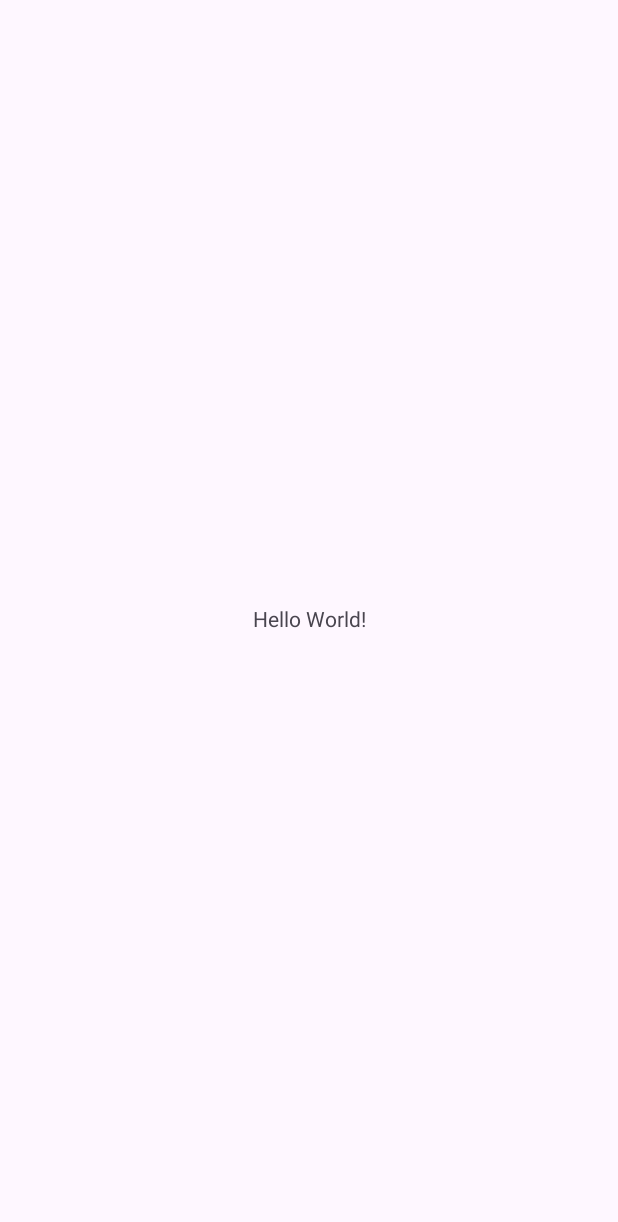
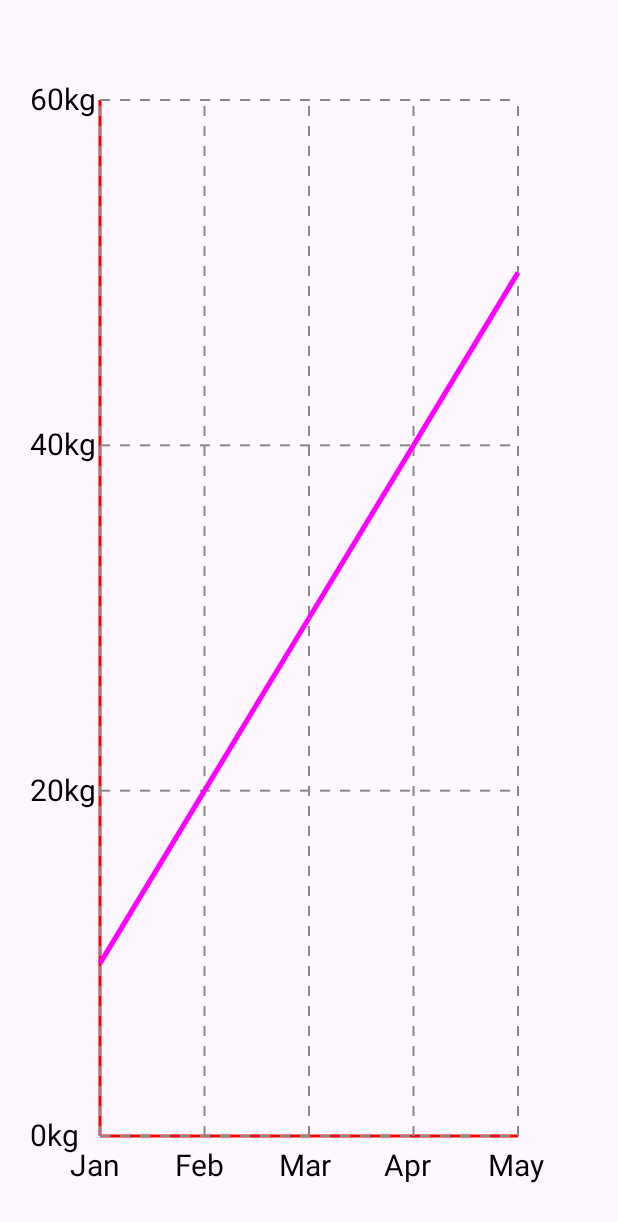
Before and after one commit to athul6560/PRTrack, an Android app: the screen it shows after launch (MainActivity), on a phone screen of 412 x 824 dp. Before the commit the part shown is almost empty. Shown: the top 1222 px of the screen. Run offline under Robolectric (Android 15) with nearby library versions, the phone set to English and light mode, and no system bars.

Commit message:
graph implemented

```diff
--- a/app/build.gradle.kts
+++ b/app/build.gradle.kts
@@ -45,4 +45,6 @@ dependencies {
     testImplementation(libs.junit)
     androidTestImplementation(libs.androidx.junit)
     androidTestImplementation(libs.androidx.espresso.core)
+
+
 }
--- a/app/src/main/java/com/zeezaglobal/prtrack/MainActivity.kt
+++ b/app/src/main/java/com/zeezaglobal/prtrack/MainActivity.kt
@@ -1,20 +1,39 @@
 package com.zeezaglobal.prtrack
 
+import android.graphics.Color
 import android.os.Bundle
+import android.widget.LinearLayout
 import androidx.activity.enableEdgeToEdge
 import androidx.appcompat.app.AppCompatActivity
 import androidx.core.view.ViewCompat
 import androidx.core.view.WindowInsetsCompat
+import com.zeezaglobal.prtrack.Vies.createLineChartView
+
 
 class MainActivity : AppCompatActivity() {
+
     override fun onCreate(savedInstanceState: Bundle?) {
         super.onCreate(savedInstanceState)
         enableEdgeToEdge()
         setContentView(R.layout.activity_main)
-        ViewCompat.setOnApplyWindowInsetsListener(findViewById(R.id.main)) { v, insets ->
-            val systemBars = insets.getInsets(WindowInsetsCompat.Type.systemBars())
-            v.setPadding(systemBars.left, systemBars.top, systemBars.right, systemBars.bottom)
-            insets
-        }
+        val parentLayout = findViewById<LinearLayout>(R.id.chartContainer)
+
+        createLineChartView(
+            context = this,
+            parent = parentLayout,
+            dataPoints = listOf(
+                Pair("Jan", 10f),
+                Pair("Feb", 20f),
+                Pair("Mar", 30f),
+                Pair("Apr", 40f),
+                Pair("May", 50f)
+            ),
+            yLabels = listOf("0kg", "20kg", "40kg", "60kg"),
+            xAxisColor = Color.RED,
+            yAxisColor = Color.GREEN,
+            gridColor = Color.GRAY,
+            lineColor = Color.MAGENTA,
+            maxDataPointY = 60f
+        )
     }
-}
+    }
--- /dev/null
+++ b/app/src/main/java/com/zeezaglobal/prtrack/Vies/LineChartView.kt
@@ -0,0 +1,100 @@
+package com.zeezaglobal.prtrack.Vies
+
+import android.content.Context
+import android.graphics.Canvas
+import android.graphics.Color
+import android.graphics.DashPathEffect
+import android.graphics.Paint
+import android.util.AttributeSet
+import android.view.MotionEvent
+import android.view.View
+import kotlin.math.max
+import kotlin.math.min
+
+ class LineChartView(context: Context, attrs: AttributeSet? = null) : View(context, attrs) {
+
+     // Mutable properties with default values
+     var dataPoints: List<Pair<String, Float>> = listOf(
+         Pair("Mon", 30f),
+         Pair("Tue", 50f),
+         Pair("Wed", 45f),
+         Pair("Thu", 60f),
+         Pair("Fri", 55f),
+         Pair("Sat", 70f),
+         Pair("Sun", 65f)
+     )
+     var yLabels: List<String> = listOf("0kg", "20kg", "40kg", "60kg", "80kg")
+     var maxDataPointY: Float = 80f
+
+     // Paint objects with default styles
+     val paint = Paint().apply {
+         color = Color.BLUE
+         strokeWidth = 5f
+         style = Paint.Style.STROKE
+     }
+
+     val axisPaint = Paint().apply {
+         color = Color.BLACK
+         strokeWidth = 3f
+     }
+
+     val textPaint = Paint().apply {
+         color = Color.BLACK
+         textSize = 30f
+     }
+
+     val gridPaint = Paint().apply {
+         color = Color.LTGRAY
+         strokeWidth = 2f
+         style = Paint.Style.STROKE
+         pathEffect = DashPathEffect(floatArrayOf(10f, 10f), 0f)
+     }
+
+     override fun onDraw(canvas: Canvas) {
+         super.onDraw(canvas)
+
+         val padding = 100f
+         val originX = padding
+         val originY = height - padding
+         val chartWidth = width - 2 * padding
+         val chartHeight = height - 2 * padding
+
+         // Draw X and Y axes
+         canvas.drawLine(originX, originY, originX + chartWidth, originY, axisPaint)
+         canvas.drawLine(originX, originY, originX, originY - chartHeight, axisPaint)
+
+         // Draw the grid
+         // Horizontal lines
+         yLabels.forEachIndexed { index, _ ->
+             val y = originY - index / (yLabels.size - 1).toFloat() * chartHeight
+             canvas.drawLine(originX, y, originX + chartWidth, y, gridPaint)
+         }
+
+         // Vertical lines
+         dataPoints.forEachIndexed { index, _ ->
+             val x = originX + index / (dataPoints.size - 1).toFloat() * chartWidth
+             canvas.drawLine(x, originY, x, originY - chartHeight, gridPaint)
+         }
+
+         // Draw the line chart
+         for (i in 0 until dataPoints.size - 1) {
+             val startX = originX + i / (dataPoints.size - 1).toFloat() * chartWidth
+             val startY = originY - (dataPoints[i].second / maxDataPointY) * chartHeight
+             val stopX = originX + (i + 1) / (dataPoints.size - 1).toFloat() * chartWidth
+             val stopY = originY - (dataPoints[i + 1].second / maxDataPointY) * chartHeight
+             canvas.drawLine(startX, startY, stopX, stopY, paint)
+         }
+
+         // Draw X axis labels
+         dataPoints.forEachIndexed { index, pair ->
+             val x = originX + index / (dataPoints.size - 1).toFloat() * chartWidth
+             canvas.drawText(pair.first, x - 30f, originY + 40f, textPaint)
+         }
+
+         // Draw Y axis labels
+         yLabels.forEachIndexed { index, label ->
+             val y = originY - index / (yLabels.size - 1).toFloat() * chartHeight
+             canvas.drawText(label, originX - 70f, y + 10f, textPaint)
+         }
+     }
+ }
--- /dev/null
+++ b/app/src/main/java/com/zeezaglobal/prtrack/Vies/createLineChartView.kt
@@ -0,0 +1,35 @@
+package com.zeezaglobal.prtrack.Vies
+
+import android.content.Context
+import android.graphics.Color
+import android.view.ViewGroup
+
+fun createLineChartView(
+    context: Context,
+    parent: ViewGroup,
+    dataPoints: List<Pair<String, Float>>,
+    yLabels: List<String>,
+    xAxisColor: Int = Color.BLACK,
+    yAxisColor: Int = Color.BLACK,
+    gridColor: Int = Color.LTGRAY,
+    lineColor: Int = Color.BLUE,
+    maxDataPointY: Float = 80f
+): LineChartView {
+    val lineChartView = LineChartView(context).apply {
+        this.dataPoints = dataPoints
+        this.yLabels = yLabels
+        this.maxDataPointY = maxDataPointY
+        this.axisPaint.color = xAxisColor
+        this.gridPaint.color = gridColor
+        this.paint.color = lineColor
+    }
+
+    val layoutParams = ViewGroup.LayoutParams(
+        ViewGroup.LayoutParams.MATCH_PARENT,
+        ViewGroup.LayoutParams.WRAP_CONTENT
+    )
+    lineChartView.layoutParams = layoutParams
+    parent.addView(lineChartView)
+
+    return lineChartView
+}
--- a/app/src/main/res/layout/activity_main.xml
+++ b/app/src/main/res/layout/activity_main.xml
@@ -1,19 +1,14 @@
 <?xml version="1.0" encoding="utf-8"?>
-<androidx.constraintlayout.widget.ConstraintLayout xmlns:android="http://schemas.android.com/apk/res/android"
+<LinearLayout
+    xmlns:android="http://schemas.android.com/apk/res/android"
     xmlns:app="http://schemas.android.com/apk/res-auto"
     xmlns:tools="http://schemas.android.com/tools"
-    android:id="@+id/main"
     android:layout_width="match_parent"
     android:layout_height="match_parent"
+    android:orientation="vertical"
+    android:id="@+id/chartContainer"
     tools:context=".MainActivity">
 
-    <TextView
-        android:layout_width="wrap_content"
-        android:layout_height="wrap_content"
-        android:text="Hello World!"
-        app:layout_constraintBottom_toBottomOf="parent"
-        app:layout_constraintEnd_toEndOf="parent"
-        app:layout_constraintStart_toStartOf="parent"
-        app:layout_constraintTop_toTopOf="parent" />
 
-</androidx.constraintlayout.widget.ConstraintLayout>
+
+</LinearLayout>
--- a/gradle/libs.versions.toml
+++ b/gradle/libs.versions.toml
@@ -1,6 +1,7 @@
 [versions]
 agp = "8.5.1"
-kotlin = "1.9.0"
+
+kotlin = "1.9.20"
 coreKtx = "1.13.1"
 junit = "4.13.2"
 junitVersion = "1.2.1"
@@ -9,9 +10,11 @@ appcompat = "1.7.0"
 material = "1.12.0"
 activity = "1.9.1"
 constraintlayout = "2.1.4"
+mpandroidchart = "v3.1.0"
 
 [libraries]
 androidx-core-ktx = { group = "androidx.core", name = "core-ktx", version.ref = "coreKtx" }
+
 junit = { group = "junit", name = "junit", version.ref = "junit" }
 androidx-junit = { group = "androidx.test.ext", name = "junit", version.ref = "junitVersion" }
 androidx-espresso-core = { group = "androidx.test.espresso", name = "espresso-core", version.ref = "espressoCore" }
@@ -19,6 +22,7 @@ androidx-appcompat = { group = "androidx.appcompat", name = "appcompat", version
 material = { group = "com.google.android.material", name = "material", version.ref = "material" }
 androidx-activity = { group = "androidx.activity", name = "activity", version.ref = "activity" }
 androidx-constraintlayout = { group = "androidx.constraintlayout", name = "constraintlayout", version.ref = "constraintlayout" }
+mpandroidchart = { module = "com.github.PhilJay:MPAndroidChart", version.ref = "mpandroidchart" }
 
 [plugins]
 android-application = { id = "com.android.application", version.ref = "agp" }
```
Also changed, not shown: build.gradle.kts (line endings or trailing spaces).
